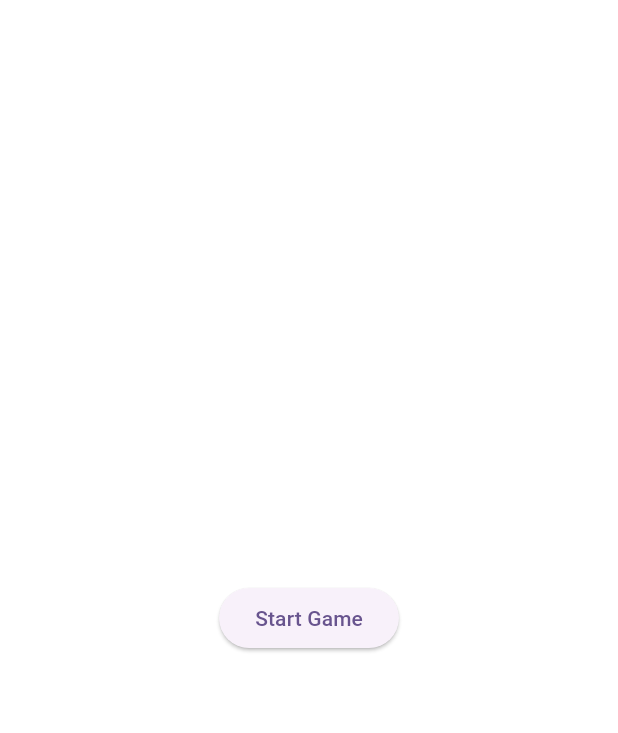
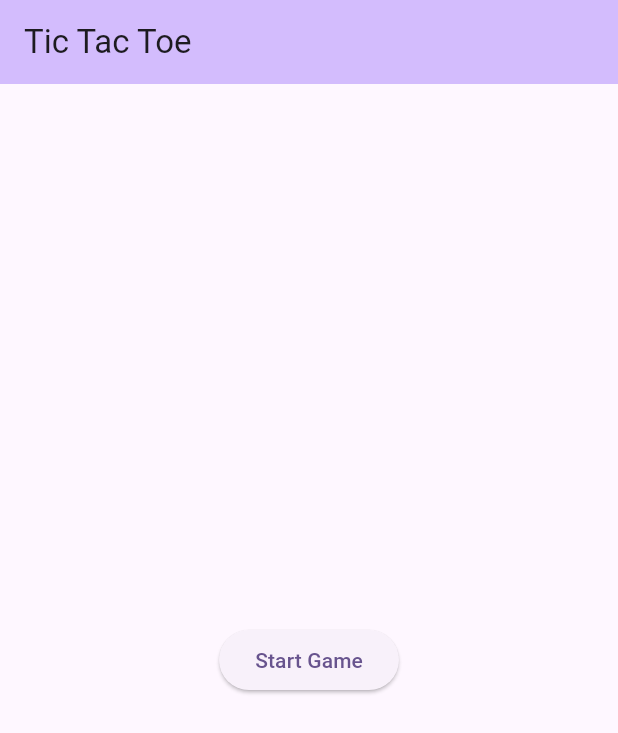
Before and after one commit to igorbasko01/tictactoe-flutter, a Flutter app: the screen it shows after launch, on a phone screen of 412 x 824 dp. Shown: the top 733 px of the screen. Run offline on Flutter 3.47's test engine with Material 3 defaults, Android fonts, the phone set to English and light mode, and no system bars; our stand-ins replace flutter_bloc.

Commit message:
improve visuals

```diff
--- a/lib/screens/board_screen.dart
+++ b/lib/screens/board_screen.dart
@@ -11,7 +11,12 @@ class BoardScreen extends StatelessWidget {
 
   @override
   Widget build(BuildContext context) {
-    return BlocBuilder<TicTacToeBloc, TicTacToeState>(
+    return Scaffold(
+      appBar: AppBar(
+        title: const Text('Tic Tac Toe'),
+        backgroundColor: Theme.of(context).colorScheme.inversePrimary,
+      ),
+      body: BlocBuilder<TicTacToeBloc, TicTacToeState>(
           builder: (blocContext, state) {
         if (state is TicTacToeInitialState) {
           return Center(
@@ -35,7 +40,8 @@ class BoardScreen extends StatelessWidget {
             child: Text('Something went wrong.'),
           );
         }
-    });
+      }),
+    );
   }
 
   Widget _inAspectRatio(Widget child) {
```
Lines whose indentation alone changed are shown as unchanged.
